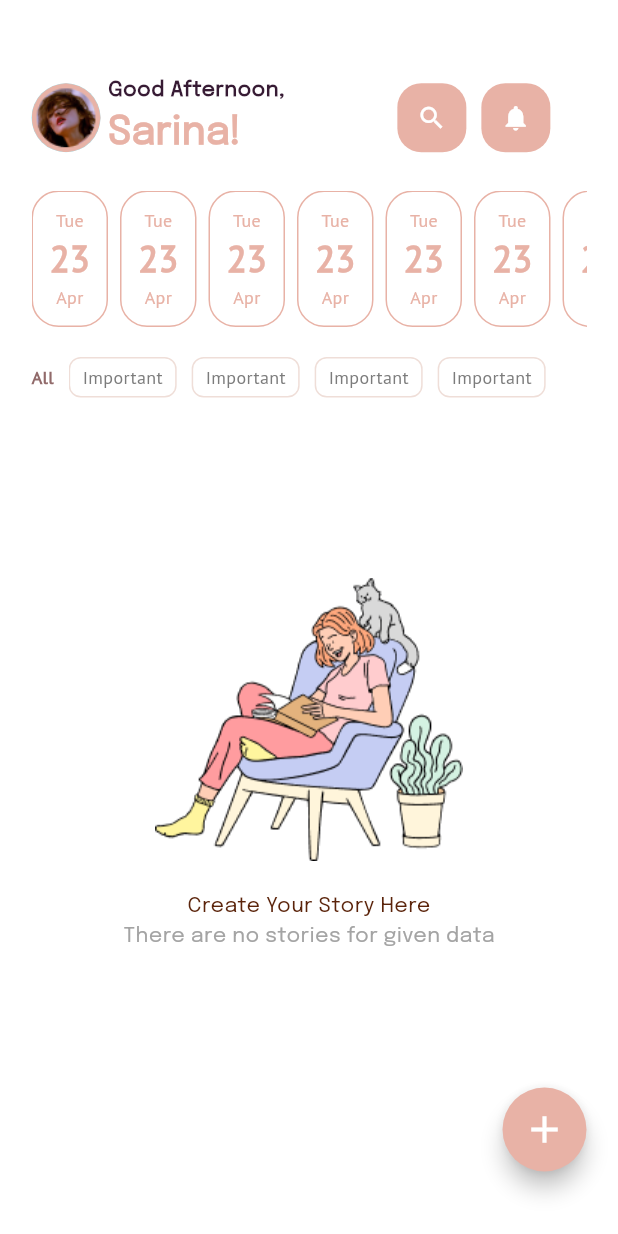
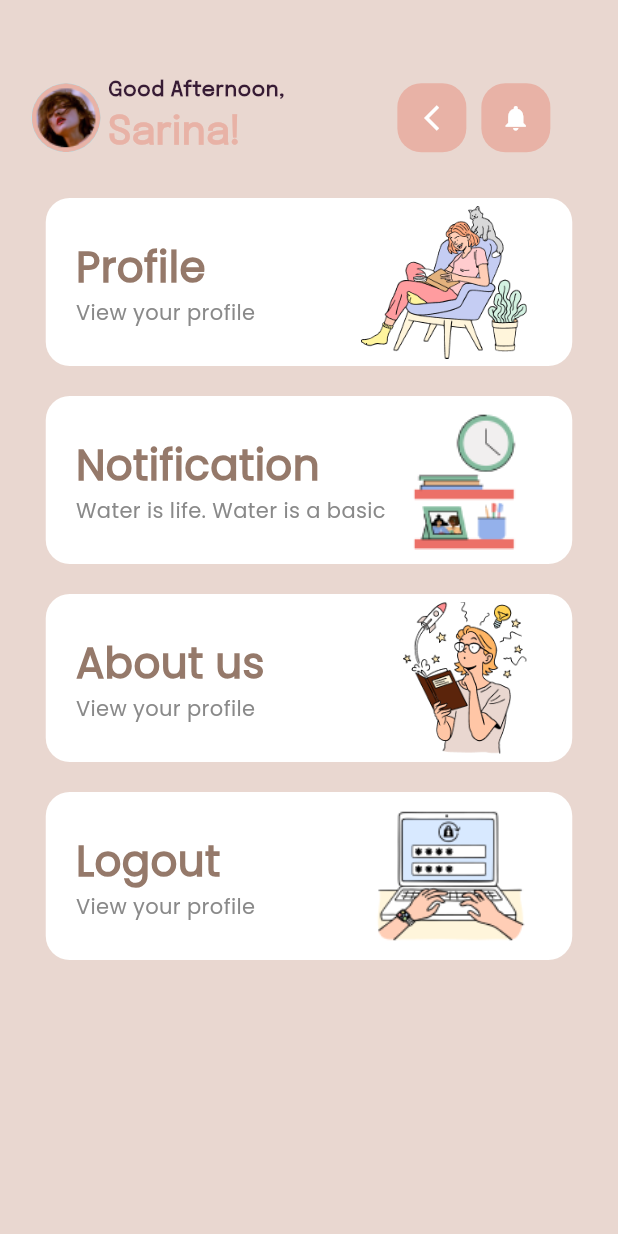
Before and after one commit to sarasiyashodha/Diary_App, a Flutter app: the HomePage screen opened directly, after a tap on the "search" icon, on a phone screen of 412 x 824 dp. Run offline on Flutter 3.47's test engine with Material 3 defaults, Android fonts, the phone set to English and light mode, and no system bars; our stand-ins replace lottie.

Commit message:
Completed home page and search page

```diff
--- /dev/null
+++ b/lib/components/section.dart
@@ -0,0 +1,55 @@
+import 'package:flutter/material.dart';
+
+class Section extends StatelessWidget {
+  final String title;
+  final String description;
+  final String imagePath;
+
+  const Section({
+    super.key, required this.title,
+    required this.description,
+    required this.imagePath,
+  });
+
+  @override
+  Widget build(BuildContext context) {
+    return Container(
+      padding: EdgeInsets.only(left: 20.0, top: 5.0, bottom: 5.0, right: 30.0),
+      width: 351.0,
+      height: 112.0,
+      decoration: BoxDecoration(
+        color: Colors.white,
+        borderRadius: BorderRadius.circular(16),
+      ),
+      child: Row(
+        mainAxisAlignment: MainAxisAlignment.spaceBetween,
+        children: [
+          Column(
+            mainAxisAlignment: MainAxisAlignment.center,
+            crossAxisAlignment: CrossAxisAlignment.start,
+            children: [
+              Text(title,
+                  style: TextStyle(
+                      fontFamily: 'Poppins',
+                      fontWeight: FontWeight.w600,
+                      color: Color(0XFF95796A),
+                      fontSize: 28.0
+                  )
+              ),
+              Text(description,
+                  style: TextStyle(
+                      fontFamily: 'Poppins',
+                      fontWeight: FontWeight.w400,
+                      color: Color(0XFF898989),
+                      fontSize: 14.0
+                  )
+              )
+            ],
+          ),
+          Image.asset(imagePath),
+
+        ],
+      ),
+    );
+  }
+}
--- /dev/null
+++ b/lib/lists.dart
@@ -0,0 +1,10 @@
+class Lists{
+
+  List dayNames = ['Tue', 'Wed', 'Thu', 'Fri', 'Sat', 'Sun', 'Mon'];
+
+  List days = ['23', '24', '25', '26', '27', '28', '29'];
+
+  List categories = ['Important', 'Lecture notes', 'To-do lists', 'Shopping'];
+
+
+}
--- a/lib/screens/profile/home_page.dart
+++ b/lib/screens/profile/home_page.dart
@@ -1,7 +1,9 @@
 import 'package:diary_app/components/custom_icon_button.dart';
+import 'package:diary_app/screens/profile/search_page.dart';
 import 'package:flutter/material.dart';
 
 import '../../components/profile.dart';
+import '../../lists.dart';
 
 class HomePage extends StatefulWidget {
   const HomePage({super.key});
@@ -11,6 +13,9 @@ class HomePage extends StatefulWidget {
 }
 
 class _HomePageState extends State<HomePage> {
+
+  Lists list = Lists();
+
   @override
   Widget build(BuildContext context) {
     return Scaffold(
@@ -28,7 +33,12 @@ class _HomePageState extends State<HomePage> {
                 SizedBox(
                   width: 75.0,
                 ),
-                CustomIconButton(icon: Icons.search, onPressed: (){}),
+                CustomIconButton(icon: Icons.search, onPressed: (){
+                  Navigator.push(
+                    context,
+                    MaterialPageRoute(builder: (context) => SearchPage()),
+                  );
+                }),
                 SizedBox(
                   width: 10.0,
                 ),
@@ -42,15 +52,16 @@ class _HomePageState extends State<HomePage> {
               width: double.maxFinite,
               height: 91.0,
               child: ListView.builder(
-                itemCount: 10,
+                itemCount: list.dayNames.length,
                   scrollDirection: Axis.horizontal,
                   itemBuilder: (context, index){
+                    bool isFirstElement = index == 0;
                     return Container(
                       margin: EdgeInsets.only(left: 0.0, top: 0.0, right: 8.0, bottom: 0.0),
                       height: 91.0,
                       width: 51.0,
                       decoration: BoxDecoration(
-                        color: Colors.white,
+                        color: isFirstElement ? Color(0XFFE8B2A6) : Colors.white,
                         borderRadius: BorderRadius.circular(18.0), // Set your desired border radius
                         border: Border.all(
                           color: Color(0XFFE8B2A6), // Set your desired border color
@@ -60,19 +71,19 @@ class _HomePageState extends State<HomePage> {
                       child: Column(
                         mainAxisAlignment: MainAxisAlignment.center,
                         children: [
-                          Text('Tue',
+                          Text('${list.dayNames[index]}',
                             style: TextStyle(
                                 fontFamily: 'PT Sans',
                                 fontWeight: FontWeight.w400,
-                                color: Color(0XFFE8B2A6),
+                                color: isFirstElement ? Colors.white : Color(0XFFE8B2A6),
                                 fontSize: 12.0
                             ),
                           ),
-                          Text('23',
+                          Text('${list.days[index]}',
                             style: TextStyle(
                                 fontFamily: 'PT Sans',
                                 fontWeight: FontWeight.w700,
-                                color: Color(0XFFE8B2A6),
+                                color: isFirstElement ? Colors.white : Color(0XFFE8B2A6),
                                 fontSize: 24.0
                             ),
                           ),
@@ -80,7 +91,7 @@ class _HomePageState extends State<HomePage> {
                             style: TextStyle(
                                 fontFamily: 'PT Sans',
                                 fontWeight: FontWeight.w400,
-                                color: Color(0XFFE8B2A6),
+                                color: isFirstElement ? Colors.white : Color(0XFFE8B2A6),
                                 fontSize: 12.0
                             ),
                           )
@@ -114,13 +125,14 @@ class _HomePageState extends State<HomePage> {
                   width: 325.0,
                   height: 27.0,
                   child: ListView.builder(
-                      itemCount: 10,
+                      itemCount: list.categories.length,
                       scrollDirection: Axis.horizontal,
                       itemBuilder: (context, index){
+                        String category = list.categories[index];
                         return Container(
                           margin: EdgeInsets.only(left: 0.0, top: 0.0, right: 10.0, bottom: 0.0),
                           height: 27.0,
-                          width: 72.0,
+                          width: category.length * 8.0,
                           decoration: BoxDecoration(
                             color: Colors.white,
                             borderRadius: BorderRadius.circular(8.0), // Set your desired border radius
@@ -130,7 +142,7 @@ class _HomePageState extends State<HomePage> {
                             ),
                           ),
                           child: Center(
-                            child: Text('Important',
+                            child: Text(category,
                               style: TextStyle(
                                   fontFamily: 'PT Sans',
                                   fontWeight: FontWeight.w400,
@@ -176,7 +188,7 @@ class _HomePageState extends State<HomePage> {
                 )
             ),
             SizedBox(
-              height: 91.0,
+              height: 85.0,
             ),
             Align(
               alignment: Alignment.bottomRight,
--- /dev/null
+++ b/lib/screens/profile/search_page.dart
@@ -0,0 +1,68 @@
+import 'package:flutter/material.dart';
+
+import '../../components/custom_icon_button.dart';
+import '../../components/profile.dart';
+import '../../components/section.dart';
+import 'home_page.dart';
+
+class SearchPage extends StatefulWidget {
+  const SearchPage({super.key});
+
+  @override
+  State<SearchPage> createState() => _SearchPageState();
+}
+
+class _SearchPageState extends State<SearchPage> {
+
+  @override
+  Widget build(BuildContext context) {
+    return Scaffold(
+      backgroundColor: Color(0XFFE9D7D0),
+      body: Container(
+        margin: EdgeInsets.all(21.0),
+        child: Column(
+          children: [
+            SizedBox(
+              height: 29.0,
+            ),
+            Row(
+              children: [
+                Profile(),
+                SizedBox(
+                  width: 75.0,
+                ),
+                CustomIconButton(icon: Icons.arrow_back_ios_new, onPressed: (){
+                  Navigator.push(
+                    context,
+                    MaterialPageRoute(builder: (context) => HomePage()),
+                  );
+                }),
+                SizedBox(
+                  width: 10.0,
+                ),
+                CustomIconButton(icon: Icons.notifications, onPressed: (){})
+              ],
+            ),
+            SizedBox(
+              height: 25.0,
+            ),
+            Section(title: 'Profile', description: 'View your profile', imagePath: 'images/create story.png',),
+            SizedBox(
+              height: 20.0,
+            ),
+            Section(title: 'Notification', description: 'Water is life. Water is a basic', imagePath: 'images/clock.png',),
+            SizedBox(
+              height: 20.0,
+            ),
+            Section(title: 'About us', description: 'View your profile', imagePath: 'images/about.png',),
+            SizedBox(
+              height: 20.0,
+            ),
+            Section(title: 'Logout', description: 'View your profile', imagePath: 'images/logout.png',)
+
+          ],
+        ),
+      ),
+    );
+  }
+}
```
